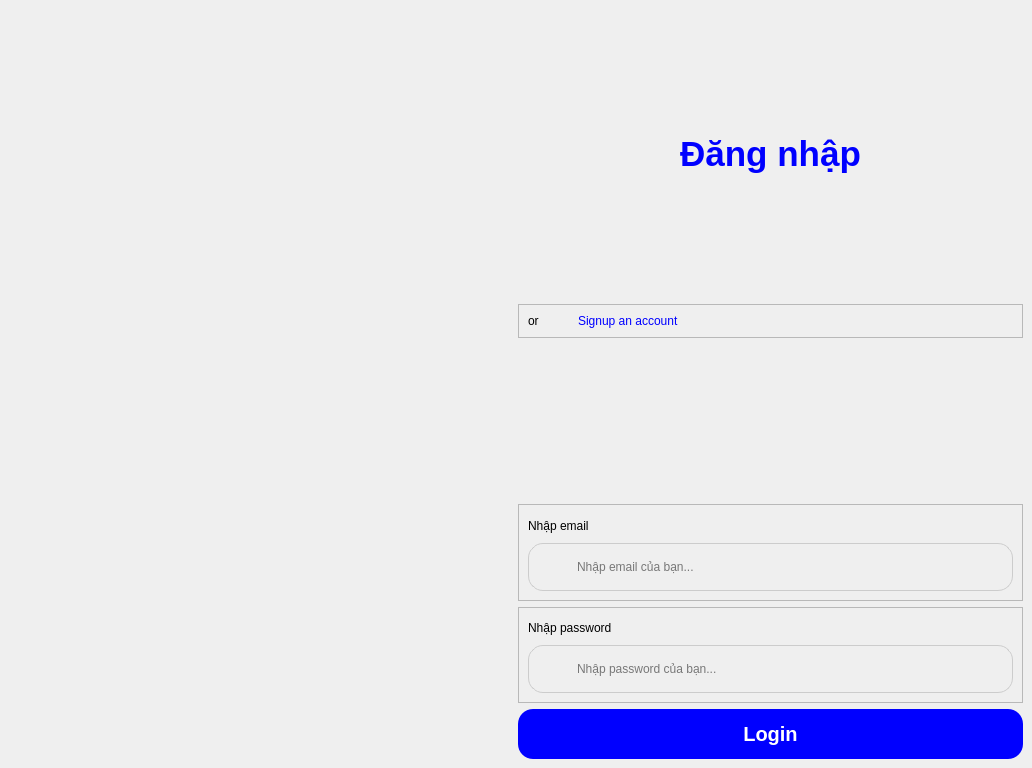
First picture: the form in gui/login.ui, repository trongandev/nextgen-pti, before the edit.
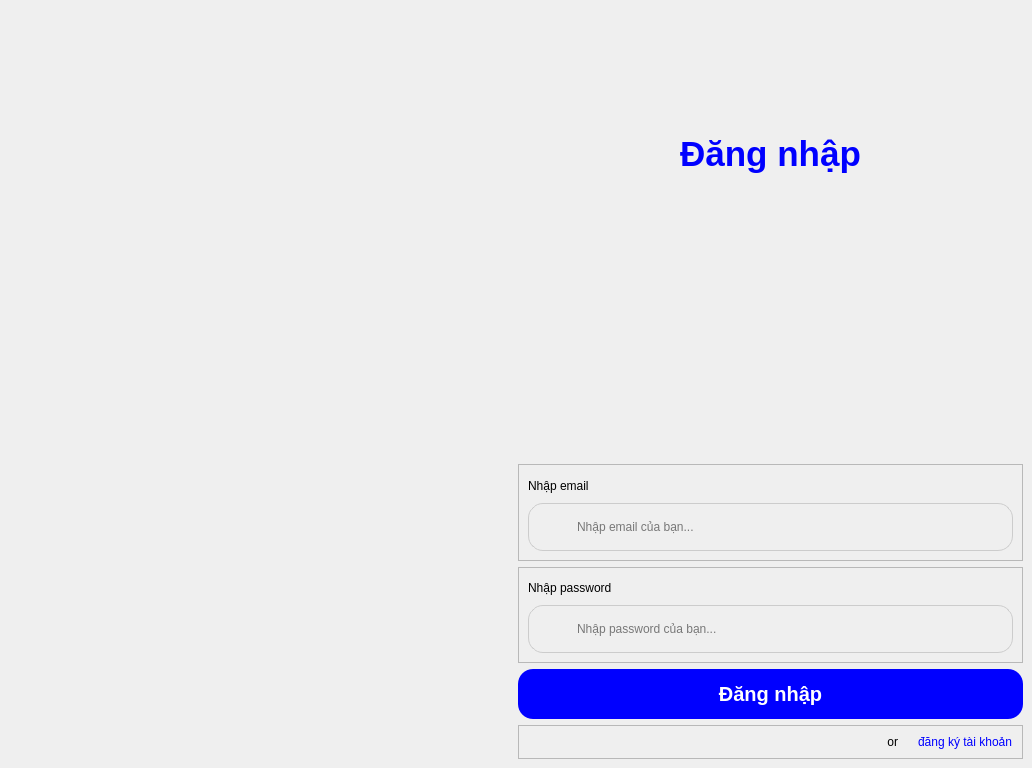
Second picture: the form after the edit. Icons and pictures are not drawn.

Patch:
```diff
--- a/gui/login.ui
+++ b/gui/login.ui
@@ -54,7 +54,7 @@
     </item>
     <item>
      <widget class="QWidget" name="widget" native="true">
-      <layout class="QVBoxLayout" name="verticalLayout" stretch="3,0,0,0,0,0,1,1,1">
+      <layout class="QVBoxLayout" name="verticalLayout" stretch="3,0,0,0,0,1,1,1,0">
        <item>
         <widget class="QLabel" name="label_3">
          <property name="styleSheet">
@@ -70,38 +70,6 @@
          </property>
         </widget>
        </item>
-       <item>
-        <widget class="QFrame" name="frame">
-         <property name="styleSheet">
-          <string notr="true">height: 15px;</string>
-         </property>
-         <property name="frameShape">
-          <enum>QFrame::StyledPanel</enum>
-         </property>
-         <property name="frameShadow">
-          <enum>QFrame::Raised</enum>
-         </property>
-         <layout class="QHBoxLayout" name="horizontalLayout_2" stretch="1,10">
-          <item>
-           <widget class="QLabel" name="label_4">
-            <property name="text">
-             <string>or</string>
-            </property>
-           </widget>
-          </item>
-          <item>
-           <widget class="QLabel" name="label_5">
-            <property name="styleSheet">
-             <string notr="true">color: rgb(0, 0, 255);</string>
-            </property>
-            <property name="text">
-             <string>Signup an account</string>
-            </property>
-           </widget>
-          </item>
-         </layout>
-        </widget>
-       </item>
        <item>
         <spacer name="verticalSpacer_4">
          <property name="orientation">
@@ -188,7 +156,7 @@
                </property>
                <property name="icon">
                 <iconset>
-                 <normaloff>C:/Users/ADMIN/Downloads/mail_24dp_000000_FILL0_wght400_GRAD0_opsz24.png</normaloff>C:/Users/ADMIN/Downloads/mail_24dp_000000_FILL0_wght400_GRAD0_opsz24.png</iconset>
+                 <normaloff>../images/icons/mail.svg</normaloff>../images/icons/mail.svg</iconset>
                </property>
               </widget>
              </item>
@@ -243,7 +211,7 @@
                </property>
                <property name="icon">
                 <iconset>
-                 <normaloff>C:/Users/ADMIN/Downloads/lock_24dp_000000_FILL0_wght400_GRAD0_opsz24.png</normaloff>C:/Users/ADMIN/Downloads/lock_24dp_000000_FILL0_wght400_GRAD0_opsz24.png</iconset>
+                 <normaloff>../images/icons/lock.svg</normaloff>../images/icons/lock.svg</iconset>
                </property>
               </widget>
              </item>
@@ -276,10 +244,48 @@
 border-radius: 15px;</string>
          </property>
          <property name="text">
-          <string>Login</string>
+          <string>Đăng nhập</string>
          </property>
         </widget>
        </item>
+       <item>
+        <widget class="QFrame" name="frame">
+         <property name="styleSheet">
+          <string notr="true">height: 15px;</string>
+         </property>
+         <property name="frameShape">
+          <enum>QFrame::StyledPanel</enum>
+         </property>
+         <property name="frameShadow">
+          <enum>QFrame::Raised</enum>
+         </property>
+         <layout class="QHBoxLayout" name="horizontalLayout_2" stretch="10,1">
+          <property name="spacing">
+           <number>20</number>
+          </property>
+          <item>
+           <widget class="QLabel" name="label_4">
+            <property name="text">
+             <string>or</string>
+            </property>
+            <property name="alignment">
+             <set>Qt::AlignRight|Qt::AlignTrailing|Qt::AlignVCenter</set>
+            </property>
+           </widget>
+          </item>
+          <item>
+           <widget class="QLabel" name="label_5">
+            <property name="styleSheet">
+             <string notr="true">color: rgb(0, 0, 255);</string>
+            </property>
+            <property name="text">
+             <string>đăng ký tài khoản</string>
+            </property>
+           </widget>
+          </item>
+         </layout>
+        </widget>
+       </item>
       </layout>
      </widget>
     </item>
```
